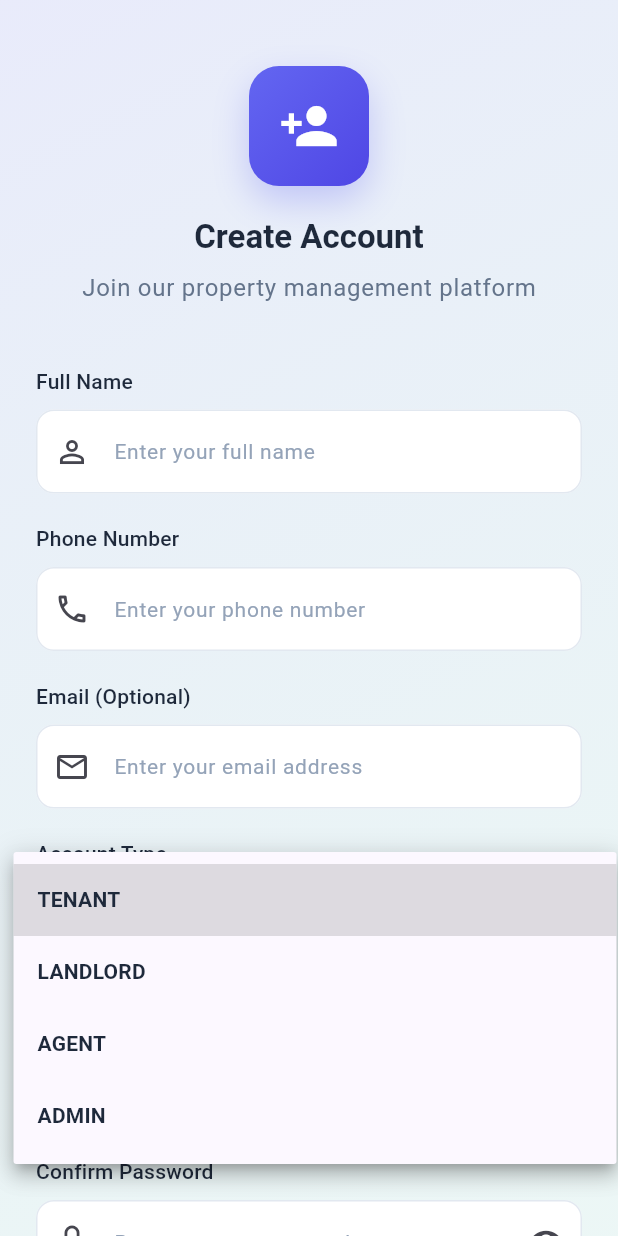
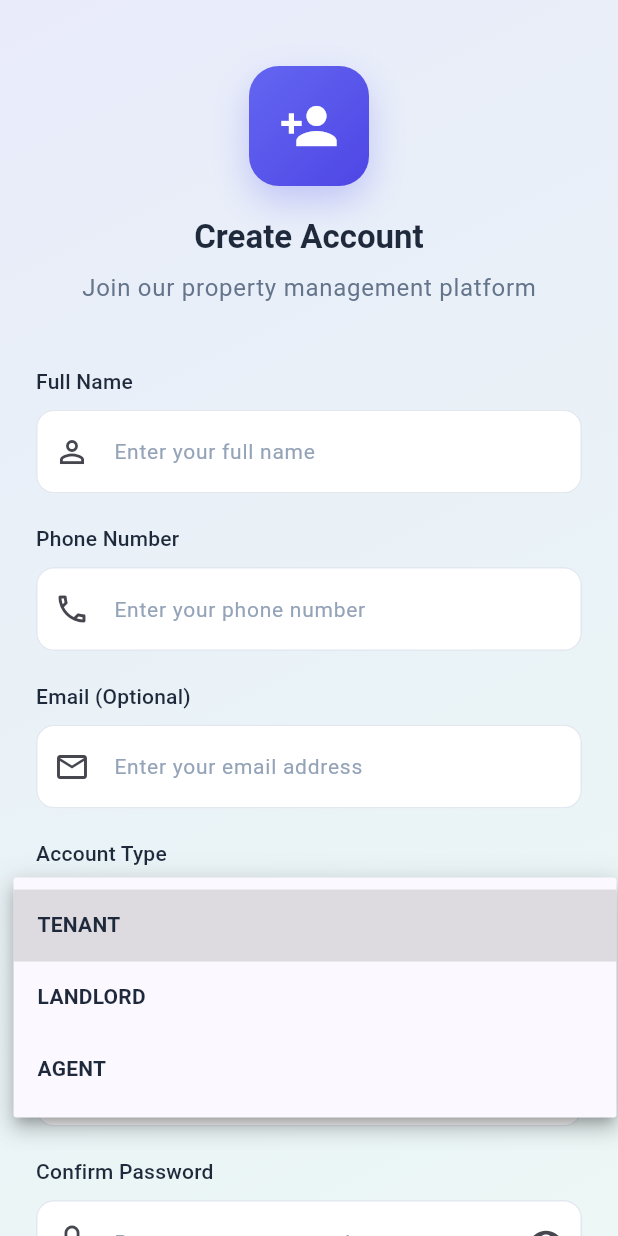
Before and after one commit to T4z4r/apex-mobile-app, a Flutter app: the RegisterScreen screen opened by its route, after a tap on "TENANT", on a phone screen of 412 x 824 dp. Run offline on Flutter 3.47's test engine with Material 3 defaults, Android fonts, the phone set to English and light mode, and no system bars; our stand-ins replace fluttertoast, shared_preferences; accounts and stored records are empty.

Commit message:
fix: removed admin account type

```diff
--- a/lib/screens/register_screen.dart
+++ b/lib/screens/register_screen.dart
@@ -22,7 +22,7 @@ class _RegisterScreenState extends State<RegisterScreen> {
   bool _obscurePassword = true;
   bool _obscureConfirmPassword = true;
 
-  final List<String> _roles = ['tenant', 'landlord', 'agent', 'admin'];
+  final List<String> _roles = ['tenant', 'landlord', 'agent'];
 
   @override
   Widget build(BuildContext context) {
```
